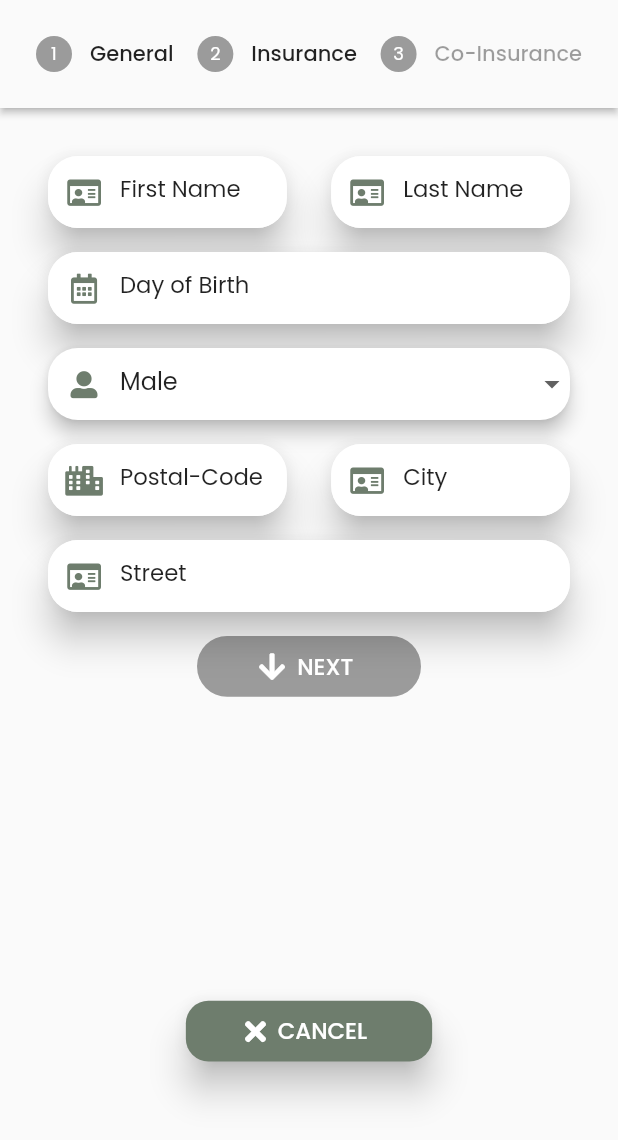
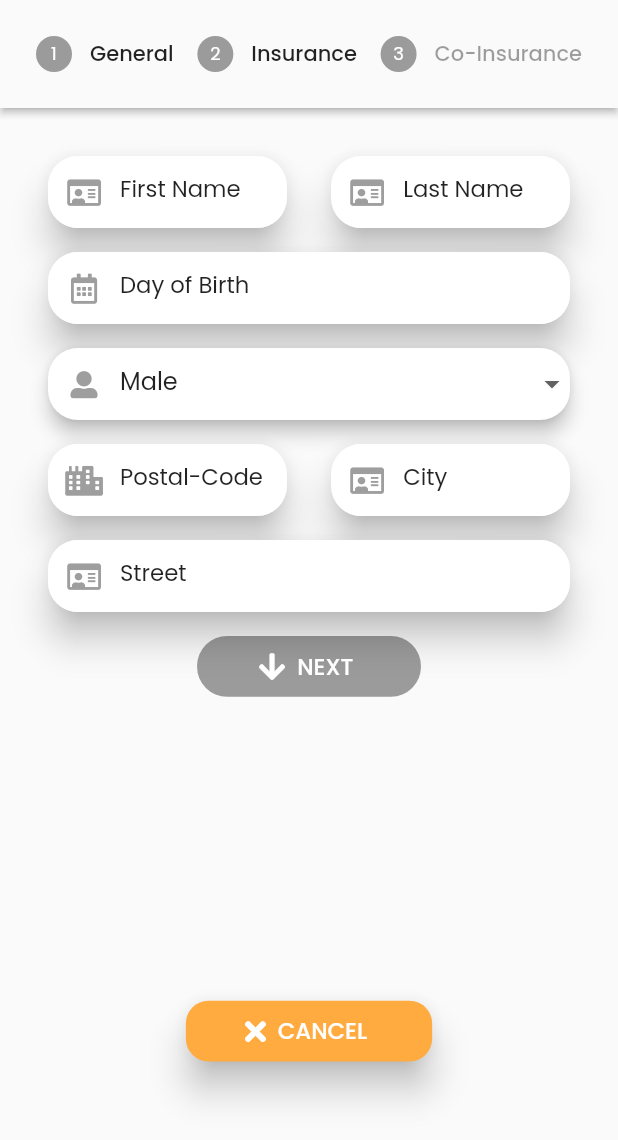
Before and after one commit to volalm15/medec, a Flutter app: the Home screen opened directly, after a tap on the "add" icon, on a phone screen of 412 x 824 dp. Shown: the top 1140 px of the screen. Run offline on Flutter 3.47's test engine with Material 2 defaults, Android fonts, the phone set to English and light mode, and no system bars; our stand-ins replace firebase_auth, firebase_core, firebase_database, flutter_local_notifications, flutter_svg, font_awesome_flutter and 4 more; missing offline and left inert: android_intent; accounts and stored records are empty; generated files the repository leaves out were written again.

Commit message:
Icon changes and bug fixes

```diff
--- a/lib/components/planty_dropdown_form_field.dart
+++ b/lib/components/planty_dropdown_form_field.dart
@@ -53,7 +53,7 @@ class _PlantyDropdownFormFieldState<T>
               border: InputBorder.none,
               prefixIcon: Icon(
                 widget.prefixIcon,
-                color: primaryColor,
+                color: primaryIconColor,
                 size: 18,
               ),
               labelStyle: TextStyle(
--- a/lib/components/planty_text_form_field.dart
+++ b/lib/components/planty_text_form_field.dart
@@ -64,7 +64,7 @@ class _PlantyTextFormFieldState extends State<PlantyTextFormField> {
     final passwordIcon = IconButton(
       icon: Icon(Icons.remove_red_eye),
       onPressed: _toggle,
-      color: primaryColor,
+      color: primaryIconColor,
     );
     return Padding(
       padding: EdgeInsets.all(defaultPadding),
@@ -94,7 +94,7 @@ class _PlantyTextFormFieldState extends State<PlantyTextFormField> {
               suffixIcon: widget.isPassword ? passwordIcon : null,
               prefixIcon: Icon(
                 widget.prefixIcon,
-                color: primaryColor,
+                color: primaryIconColor,
                 size: 20,
               ),
               contentPadding: EdgeInsets.symmetric(
--- a/lib/constants.dart
+++ b/lib/constants.dart
@@ -19,9 +19,10 @@ const stateSuccess = Color(0xFF7be495);
 const stateWarning = Color(0xFFFFCF5C);
 const stateError = Color(0xFFF75010);
 
+const primaryIconColor = Colors.grey;
 const primaryTextColor = Colors.black87;
-const primaryColor2 = Color(0xFF899c87);
-const primaryColor = Color(0xFF6e7d6d);
+const primaryColor2 = Colors.orange;
+const primaryColor = Colors.orangeAccent;
 const primaryColorDark = Colors.black87;
 const defaultPadding = 8.0;
 
--- a/lib/pages/dashboard/components/add_patient.dart
+++ b/lib/pages/dashboard/components/add_patient.dart
@@ -28,8 +28,8 @@ List<GlobalKey<FormState>> _formKeys = [
 ];
 
 class _AddPatientState extends State<AddPatient> {
-  Insurance _insuranceValue = Insurance.GKK;
-  Insurance _coInsuranceValue = Insurance.GKK;
+  Insurance _insuranceValue = Insurance.OEGK;
+  Insurance _coInsuranceValue = Insurance.OEGK;
 
   Patient editablePatient;
   _AddPatientState(this.editablePatient) {
@@ -578,7 +578,7 @@ class _AddPatientState extends State<AddPatient> {
     String coLastName = "";
     DateTime coDayOfBirth = DateTime.now();
     int coSvNumber = 0;
-    Insurance coInsurance = Insurance.GKK;
+    Insurance coInsurance = Insurance.OEGK;
     if (_coInsurance) {
       coFirstName = coFirstNameController.text;
       coLastName = coLastNameController.text;
--- a/lib/pages/dashboard/components/home_body.dart
+++ b/lib/pages/dashboard/components/home_body.dart
@@ -130,9 +130,9 @@ class _HomeBodyState extends State<HomeBody> {
                                   ],
                                   content: Text(
                                       "Do you really want do delete the patient " +
+                                          currentPatient.lastName +
+                                          " " +
                                           currentPatient.firstName +
-                                          " " +
-                                          currentPatient.lastName +
                                           "?"),
                                 );
                               },
@@ -151,9 +151,9 @@ class _HomeBodyState extends State<HomeBody> {
                     style: lightStyle,
                   ),
                   title: Text(
-                    currentPatient.firstName +
+                    currentPatient.lastName +
                         " " +
-                        currentPatient.lastName +
+                        currentPatient.firstName +
                         " | " +
                         currentPatient.svNumber.toString() +
                         " " +
--- a/lib/pages/dashboard/components/home_header.dart
+++ b/lib/pages/dashboard/components/home_header.dart
@@ -5,6 +5,7 @@ import 'package:font_awesome_flutter/font_awesome_flutter.dart';
 import 'package:medec/components/search_field.dart';
 import 'package:medec/login/login.dart';
 import 'package:medec/pages/dashboard/models/patient_model.dart';
+import 'package:package_info/package_info.dart';
 import 'package:provider/provider.dart';
 
 import '../../../constants.dart';
@@ -23,6 +24,8 @@ class HomeHeaderState extends State<HomeHeader> {
   ValueNotifier<String> searchNotifier;
   ValueNotifier<List<Patient>> selectNotifier;
   bool _editMode = false;
+
+  String _version = "";
   void editModeCallback(bool value) {
     _editMode = value;
   }
@@ -33,7 +36,9 @@ class HomeHeaderState extends State<HomeHeader> {
   void initState() {
     super.initState();
     user = FirebaseAuth.instance.currentUser;
-    // Provider.of<Patient>(context, listen: false).setX = 'Set to new value';
+    PackageInfo.fromPlatform().then((PackageInfo packageInfo) {
+      _version = packageInfo.version;
+    });
   }
 
   @override
@@ -63,6 +68,19 @@ class HomeHeaderState extends State<HomeHeader> {
                   color: primaryColor,
                   width: double.infinity,
                   height: getProportionateScreenHeight(220),
+                ),
+              ),
+              Positioned(
+                top: 0,
+                left: 0,
+                child: SafeArea(
+                  child: Padding(
+                    padding: const EdgeInsets.all(defaultPadding),
+                    child: Text(
+                      "Version: " + _version,
+                      style: TextStyle(color: Colors.white),
+                    ),
+                  ),
                 ),
               ),
               Positioned(
@@ -169,7 +187,7 @@ class HomeHeaderState extends State<HomeHeader> {
                   )),
               SafeArea(
                 child: Column(
-                  crossAxisAlignment: CrossAxisAlignment.start,
+                  crossAxisAlignment: CrossAxisAlignment.center,
                   mainAxisAlignment: MainAxisAlignment.center,
                   children: [
                     Text(
--- a/lib/pages/dashboard/dashboard.dart
+++ b/lib/pages/dashboard/dashboard.dart
@@ -20,7 +20,6 @@ class _DashboardState extends State<Dashboard> {
   @override
   void initState() {
     super.initState();
-
     final FirebaseDatabase database = FirebaseDatabase
         .instance; //Rather then just writing FirebaseDatabase(), get the instance.
     itemRef = database.reference().child('patients/');
--- a/lib/pages/dashboard/models/insurance.dart
+++ b/lib/pages/dashboard/models/insurance.dart
@@ -1,19 +1,16 @@
-enum Insurance {
-  GKK,
-  BVAEB,
-  BVAOEB,
-  SVS,
-}
+enum Insurance { OEGK, AUVA, BVAEB, SVS, PVA }
 insuranceToString(Insurance insurace) {
   switch (insurace) {
-    case Insurance.GKK:
-      return "GKK";
+    case Insurance.OEGK:
+      return "ÖGK";
     case Insurance.BVAEB:
       return "BVA-EB";
-    case Insurance.BVAOEB:
-      return "BVA-OEB";
+    case Insurance.PVA:
+      return "PVA";
     case Insurance.SVS:
       return "SVS";
+    case Insurance.AUVA:
+      return "AUVA";
     default:
       return "Should not see me :)";
   }
--- a/pubspec.yaml
+++ b/pubspec.yaml
@@ -15,7 +15,7 @@ publish_to: 'none' # Remove this line if you wish to publish to pub.dev
 # In iOS, build-name is used as CFBundleShortVersionString while build-number used as CFBundleVersion.
 # Read more about iOS versioning at
 # https://developer.apple.com/library/archive/documentation/General/Reference/InfoPlistKeyReference/Articles/CoreFoundationKeys.html
-version: 1.0.1+2
+version: 1.0.2+2
 
 environment:
   sdk: ">=2.7.0 <3.0.0"
@@ -29,6 +29,8 @@ dependencies:
   provider: ^4.3.2+3
   google_fonts: ^1.1.1
   shared_preferences: ^0.5.12+4
+  firebase_messaging: ^7.0.3
+  package_info: ^0.4.0+16
   firebase_analytics: ^6.3.0
   firebase_core: ^0.5.3
   firebase_auth: ^0.18.4+1
```
Also changed, not shown: lib/pages/dashboard/models/patient_model.g.dart, pubspec.lock, 6 other files.
